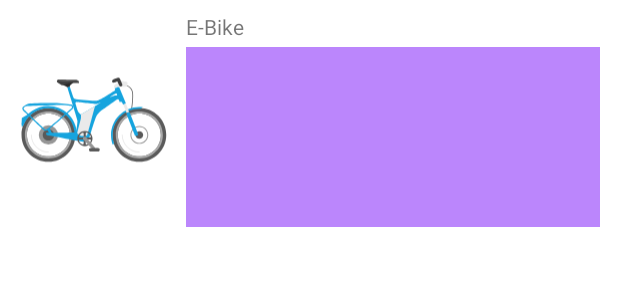
After one commit to 2SFN/fahrradverleih-android, an Android app: the layout item_rad_base.xml on its own in the app's theme, with its tools: preview values and no code run, on a phone screen of 412 x 824 dp. The commit adds this screen. Shown: the top 300 px of the screen. Run offline under Robolectric (Android 15) with nearby library versions, the phone set to English and light mode, and no system bars; network calls fail.

Commit message:
+ RadBaseItem: Implementierung. ~ AusleiheListItem: Auf RadBaseItem umgestellt.

```diff
--- /dev/null
+++ b/app/src/main/java/de/fhswf/fahrradverleih/android/widget/rad_base_item/OnRadClickListener.java
@@ -0,0 +1,5 @@
+package de.fhswf.fahrradverleih.android.widget.rad_base_item;
+
+public interface OnRadClickListener {
+    void onClick();
+}
--- /dev/null
+++ b/app/src/main/res/layout/item_rad_base.xml
@@ -0,0 +1,48 @@
+<?xml version="1.0" encoding="utf-8"?>
+<androidx.constraintlayout.widget.ConstraintLayout
+    xmlns:android="http://schemas.android.com/apk/res/android"
+    xmlns:app="http://schemas.android.com/apk/res-auto"
+    xmlns:tools="http://schemas.android.com/tools"
+    android:paddingStart="12dp"
+    android:paddingEnd="12dp"
+    android:paddingTop="8dp"
+    android:paddingBottom="8dp"
+    android:layout_width="match_parent"
+    android:layout_height="wrap_content" >
+
+    <ImageView
+        android:id="@+id/rad_icon"
+        android:layout_width="100dp"
+        android:layout_height="100dp"
+        android:contentDescription="@string/item_ausleihe_icon_description"
+        app:layout_constraintTop_toTopOf="parent"
+        app:layout_constraintBottom_toBottomOf="parent"
+        app:layout_constraintStart_toStartOf="parent"
+        tools:src="@drawable/bike_ebike"
+        />
+
+    <TextView
+        android:id="@+id/title"
+        android:layout_width="0dp"
+        android:layout_height="wrap_content"
+        android:layout_marginStart="12dp"
+        app:layout_constraintTop_toTopOf="parent"
+        app:layout_constraintStart_toEndOf="@id/rad_icon"
+        app:layout_constraintEnd_toEndOf="parent"
+        tools:text="E-Bike"
+        />
+
+    <!-- In dieses Layout werden später Erweiterungen eingefügt -->
+    <LinearLayout
+        android:id="@+id/extensions"
+        android:layout_width="0dp"
+        android:layout_height="wrap_content"
+        android:layout_marginTop="4dp"
+        android:orientation="vertical"
+        tools:layout_height="120dp"
+        tools:background="@color/purple_200"
+        app:layout_constraintTop_toBottomOf="@id/title"
+        app:layout_constraintStart_toStartOf="@id/title"
+        app:layout_constraintEnd_toEndOf="@id/title" />
+
+</androidx.constraintlayout.widget.ConstraintLayout>
```
Also changed, not shown: app/src/main/java/de/fhswf/fahrradverleih/android/view/ausleihen/recycler/AusleiheListItem.java (+9 -1 lines), app/src/main/java/de/fhswf/fahrradverleih/android/view/ausleihen/recycler/AusleiheViewHolder.java (+5 -13 lines), app/src/main/java/de/fhswf/fahrradverleih/android/widget/rad_base_item/RadBaseItem.java (added, +25 -0 lines), app/src/main/java/de/fhswf/fahrradverleih/android/widget/rad_base_item/RadBaseViewHolder.java (added, +88 -0 lines), app/src/main/res/layout/item_ausleihe.xml (+11 -58 lines).
